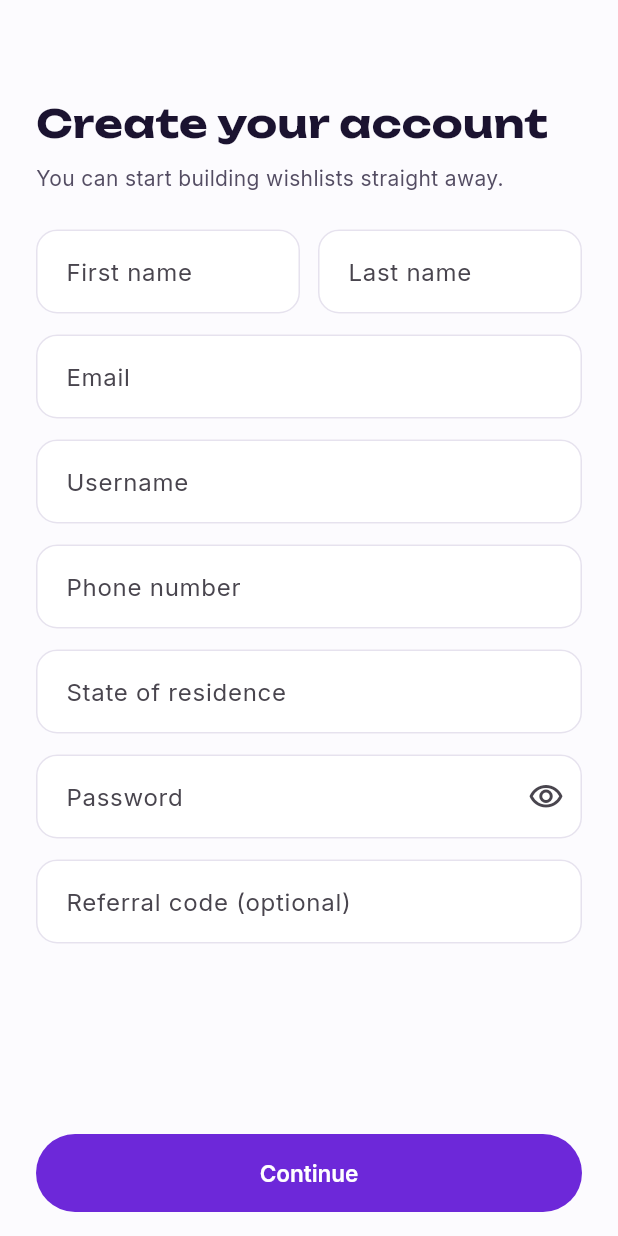
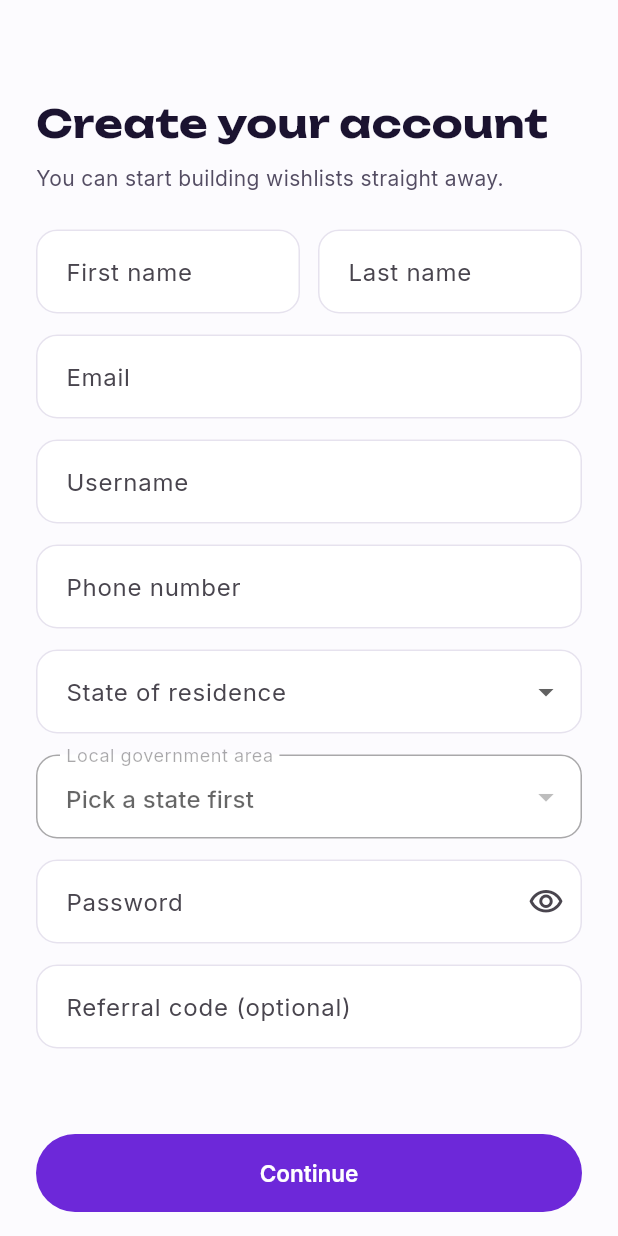
Before and after one commit to Genie-Business/genie_app_and_web, a Flutter app: the SignUpCelebrantScreen screen opened by its route, on a phone screen of 412 x 824 dp. Run offline on Flutter 3.47's test engine with Material 3 defaults, Android fonts, the phone set to English and light mode, and no system bars; our stand-ins replace dio, flutter_riverpod, flutter_secure_storage, go_router, google_fonts, local_auth and 1 more; accounts and stored records are empty.

Commit message:
mobile: fix release networking + state/LGA pickers on sign-up
"Could not reach genie" was a release APK with no INTERNET permission —
flutter only adds it to the debug manifest. Commit apps/mobile/android/
(previously gitignored) carrying the INTERNET + USE_BIOMETRIC permissions
and FlutterFragmentActivity (needed by local_auth). `flutter create` still
runs but never overwrites committed files.

Sign-up: the free-text "state" field is now a State dropdown + a dependent
LGA dropdown (all 36 states + FCT, 774 LGAs, bundled in nigeria_geo.dart).
`lga` added to the register contracts (optional) and persisted on the User.

Verified: release APK carries the INTERNET permission and the geo data;
register with {stateOfResidence, lga} → /v1/me shows address.lga; flutter
analyze + test clean; contracts + api build.

Co-Authored-By: Claude Sonnet 5 <noreply@anthropic.com>

```diff
--- a/apps/mobile/analysis_options.yaml
+++ b/apps/mobile/analysis_options.yaml
@@ -6,6 +6,7 @@ analyzer:
     - "**/*.freezed.dart"
     - "build/**"
     - android/**
+    - ios/**
 
 linter:
   rules:
--- a/apps/mobile/lib/features/auth/presentation/sign_up_celebrant_screen.dart
+++ b/apps/mobile/lib/features/auth/presentation/sign_up_celebrant_screen.dart
@@ -5,6 +5,7 @@ import 'package:go_router/go_router.dart';
 import '../../../core/api_client.dart';
 import '../../../shared/widgets/genie_scaffold.dart';
 import '../auth_controller.dart';
+import '../nigeria_geo.dart';
 import '../validators.dart';
 import 'widgets.dart';
 
@@ -22,16 +23,18 @@ class _State extends ConsumerState<SignUpCelebrantScreen> {
   final _email = TextEditingController();
   final _username = TextEditingController();
   final _phone = TextEditingController();
-  final _state = TextEditingController();
   final _password = TextEditingController();
   final _referral = TextEditingController();
+
+  String? _state;
+  String? _lga;
 
   bool _loading = false;
   String? _error;
 
   @override
   void dispose() {
-    for (final c in [_first, _last, _email, _username, _phone, _state, _password, _referral]) {
+    for (final c in [_first, _last, _email, _username, _phone, _password, _referral]) {
       c.dispose();
     }
     super.dispose();
@@ -48,7 +51,8 @@ class _State extends ConsumerState<SignUpCelebrantScreen> {
         'email': _email.text.trim(),
         'username': _username.text.trim(),
         'phone': _phone.text.trim(),
-        'stateOfResidence': _state.text.trim(),
+        'stateOfResidence': _state,
+        'lga': _lga,
         'password': _password.text,
         if (_referral.text.trim().isNotEmpty) 'referralCode': _referral.text.trim(),
       });
@@ -105,10 +109,25 @@ class _State extends ConsumerState<SignUpCelebrantScreen> {
                   controller: _phone,
                   keyboardType: TextInputType.phone,
                   validator: Validators.phone),
-              GField(
-                  label: 'State of residence',
-                  controller: _state,
-                  validator: (v) => Validators.required(v, 'State')),
+              GDropdownField(
+                label: 'State of residence',
+                value: _state,
+                items: nigeriaStates,
+                onChanged: (v) => setState(() {
+                  _state = v;
+                  _lga = null;
+                }),
+                validator: (v) => Validators.required(v, 'State'),
+              ),
+              GDropdownField(
+                label: 'Local government area',
+                value: _lga,
+                items: lgasFor(_state),
+                enabled: _state != null,
+                hint: _state == null ? 'Pick a state first' : null,
+                onChanged: (v) => setState(() => _lga = v),
+                validator: (v) => Validators.required(v, 'LGA'),
+              ),
               GPasswordField(label: 'Password', controller: _password, validator: Validators.password),
               GField(label: 'Referral code (optional)', controller: _referral),
             ],
--- a/apps/mobile/lib/features/auth/presentation/sign_up_merchant_screen.dart
+++ b/apps/mobile/lib/features/auth/presentation/sign_up_merchant_screen.dart
@@ -5,6 +5,7 @@ import 'package:go_router/go_router.dart';
 import '../../../core/api_client.dart';
 import '../../../shared/widgets/genie_scaffold.dart';
 import '../auth_controller.dart';
+import '../nigeria_geo.dart';
 import '../validators.dart';
 import 'widgets.dart';
 
@@ -22,10 +23,12 @@ class _State extends ConsumerState<SignUpMerchantScreen> {
   final _email = TextEditingController();
   final _username = TextEditingController();
   final _phone = TextEditingController();
-  final _state = TextEditingController();
   final _bankName = TextEditingController();
   final _bankAcct = TextEditingController();
   final _password = TextEditingController();
+
+  String? _state;
+  String? _lga;
 
   bool _loading = false;
   String? _error;
@@ -38,7 +41,6 @@ class _State extends ConsumerState<SignUpMerchantScreen> {
       _email,
       _username,
       _phone,
-      _state,
       _bankName,
       _bankAcct,
       _password,
@@ -59,7 +61,8 @@ class _State extends ConsumerState<SignUpMerchantScreen> {
         'email': _email.text.trim(),
         'username': _username.text.trim(),
         'businessPhone': _phone.text.trim(),
-        'businessState': _state.text.trim(),
+        'businessState': _state,
+        'lga': _lga,
         'bankName': _bankName.text.trim(),
         'bankAccountNumber': _bankAcct.text.trim(),
         'password': _password.text,
@@ -115,10 +118,25 @@ class _State extends ConsumerState<SignUpMerchantScreen> {
                   controller: _phone,
                   keyboardType: TextInputType.phone,
                   validator: Validators.phone),
-              GField(
-                  label: 'Business state',
-                  controller: _state,
-                  validator: (v) => Validators.required(v, 'State')),
+              GDropdownField(
+                label: 'Business state',
+                value: _state,
+                items: nigeriaStates,
+                onChanged: (v) => setState(() {
+                  _state = v;
+                  _lga = null;
+                }),
+                validator: (v) => Validators.required(v, 'State'),
+              ),
+              GDropdownField(
+                label: 'Local government area',
+                value: _lga,
+                items: lgasFor(_state),
+                enabled: _state != null,
+                hint: _state == null ? 'Pick a state first' : null,
+                onChanged: (v) => setState(() => _lga = v),
+                validator: (v) => Validators.required(v, 'LGA'),
+              ),
               GField(
                   label: 'Bank name',
                   controller: _bankName,
--- a/apps/mobile/lib/features/auth/presentation/widgets.dart
+++ b/apps/mobile/lib/features/auth/presentation/widgets.dart
@@ -32,6 +32,50 @@ class GField extends StatelessWidget {
         textCapitalization: textCapitalization,
         decoration: InputDecoration(labelText: label, hintText: hint),
         autovalidateMode: AutovalidateMode.onUserInteraction,
+      ),
+    );
+  }
+}
+
+class GDropdownField extends StatelessWidget {
+  const GDropdownField({
+    super.key,
+    required this.label,
+    required this.value,
+    required this.items,
+    required this.onChanged,
+    this.validator,
+    this.enabled = true,
+    this.hint,
+  });
+
+  final String label;
+  final String? value;
+  final List<String> items;
+  final ValueChanged<String?> onChanged;
+  final String? Function(String?)? validator;
+  final bool enabled;
+  final String? hint;
+
+  @override
+  Widget build(BuildContext context) {
+    return Padding(
+      padding: const EdgeInsets.only(bottom: 14),
+      child: DropdownButtonFormField<String>(
+        initialValue: value,
+        isExpanded: true,
+        onChanged: enabled ? onChanged : null,
+        validator: validator,
+        autovalidateMode: AutovalidateMode.onUserInteraction,
+        decoration: InputDecoration(
+          labelText: label,
+          hintText: hint,
+          enabled: enabled,
+        ),
+        items: [
+          for (final item in items)
+            DropdownMenuItem(value: item, child: Text(item, overflow: TextOverflow.ellipsis)),
+        ],
       ),
     );
   }
```
Also changed, not shown: apps/mobile/lib/features/auth/nigeria_geo.dart (added, +213 -0 lines), apps/api/openapi.json, 25 other files.
